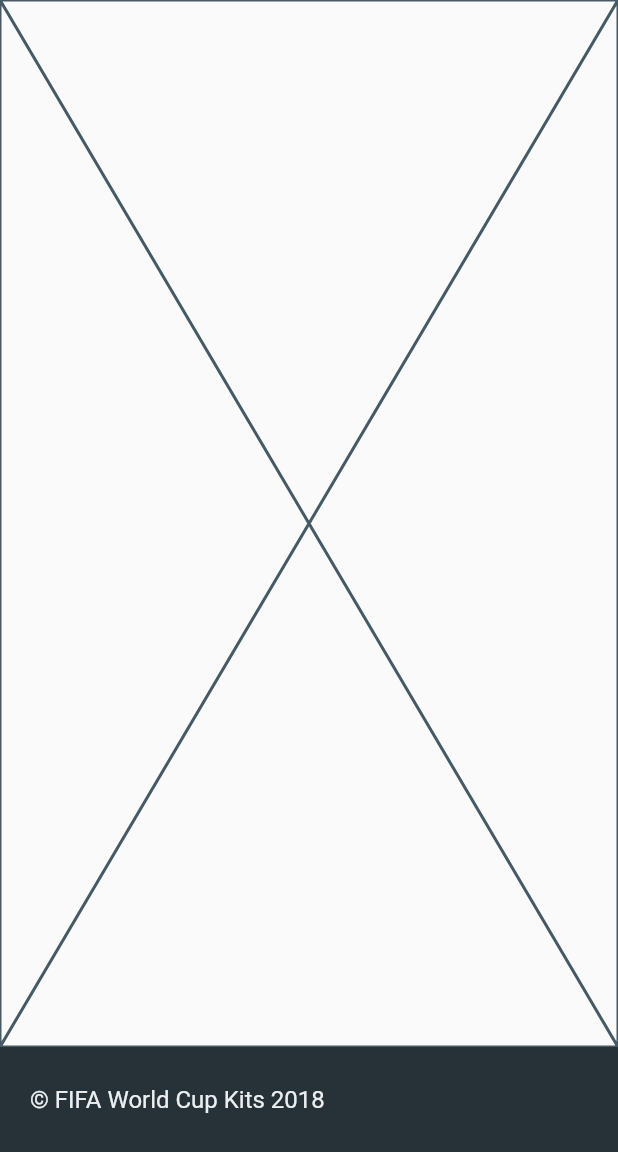
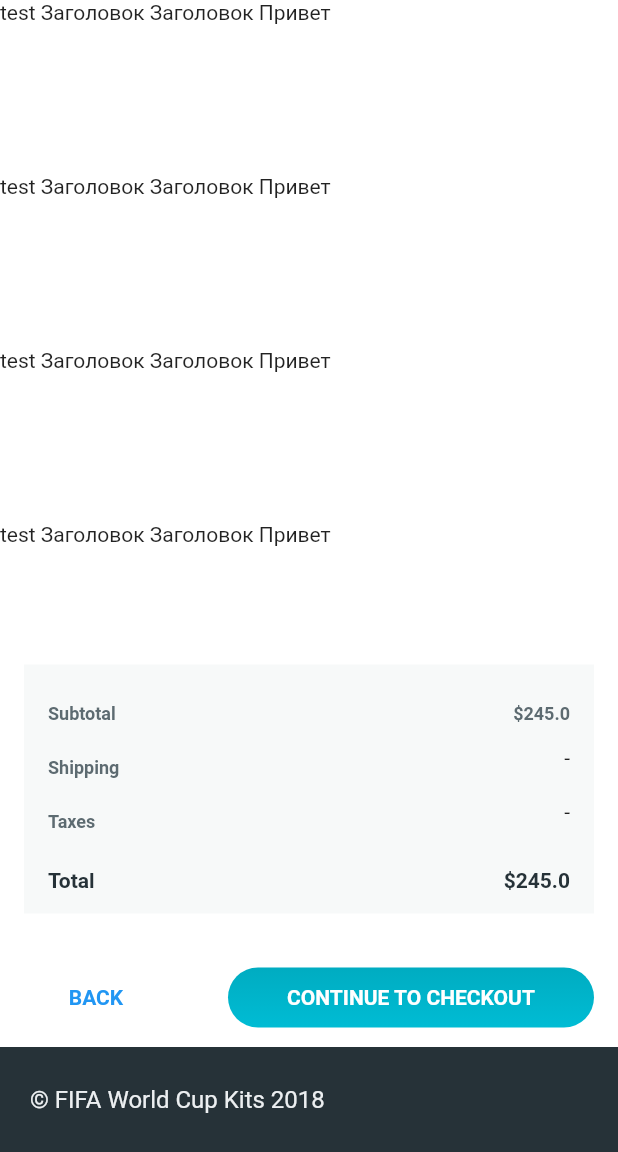
Before and after one commit to Alexander-Elite/tshirts, a Flutter app: the screen it shows after launch, after a tap on an icon or button, on a phone screen of 412 x 824 dp, the part 84-1236 px from its top. Run offline on Flutter 3.47's test engine with Material 2 defaults, Android fonts, the phone set to English and light mode, and no system bars; our stand-ins replace auto_route, dio, flutter_bloc, flutter_svg; network calls fail.

Commit message:
подключен дио

```diff
--- a/lib/models/product.dart
+++ b/lib/models/product.dart
@@ -9,24 +9,20 @@ class Product {
   final String title;
   final String description;
   final double price;
-  final String thumbnail;
+  final String image;
+  final String category;
 
   const Product({
     required this.id,
     required this.title,
     required this.description,
     required this.price,
-    required this.thumbnail,
+    required this.image,
+    required this.category,
   });
 
   factory Product.fromJson(Map<String, dynamic> json) {
-    return Product(
-      id: json['id'],
-      title: json['title'],
-      description: json['description'],
-      price: (json['price'] as num).toDouble(),
-      thumbnail: json['thumbnail'],
-    );
+    return _$ProductFromJson(json);
   }
 
   factory Product.test() {
@@ -35,7 +31,8 @@ class Product {
       title: 'test Заголовок Заголовок Привет',
       description: 'Adidas',
       price: (245).toDouble(),
-      thumbnail:
+      category: "test",
+      image:
           'https://fakestoreapi.com/img/71-3HjGNDUL._AC_SY879._SX._UX._SY._UY_.jpg',
     );
   }
--- a/lib/providers/dio_products_provider.dart
+++ b/lib/providers/dio_products_provider.dart
@@ -1,4 +1,5 @@
-/* import 'package:dio/dio.dart';
+import 'package:dio/dio.dart';
+import 'package:tshirts/models/product.dart';
 
 class DioProductsProvider // implements ProductsProvider
 {
@@ -9,22 +10,17 @@ class DioProductsProvider // implements ProductsProvider
 
   // https://fakestoreapi.com/products
 
-  DioProductsProvider()
-  {
-    _dio = Dio(   BaseOptions( baseUrl: 'https://fakestoreapi.com' )  );
-    _dio.interceptors.add(
-        LogInterceptor(
-          responseBody: true,
+  DioProductsProvider() {
+    _dio = Dio(BaseOptions(baseUrl: 'https://fakestoreapi.com'));
+    _dio.interceptors.add(LogInterceptor(
+      responseBody: false,
     ));
   }
 
-
-  @override
-  Future<List<ProductData>> getProducts() async
-  {
-    final response = await _dio.get('/posts');
-    final list = response.data['posts'] as List;
-    return list.map( (postJson) => ArticleData.fromJson(postJson) ).toList();
+  Future<List<Product>> getProducts() async {
+    final response = await _dio.get("/products/category/men's clothing");
+    return (response.data as List)
+        .map((postJson) => Product.fromJson(postJson))
+        .toList();
   }
-
-} */
+}
--- a/lib/screens/cart_screen.dart
+++ b/lib/screens/cart_screen.dart
@@ -1,5 +1,7 @@
 import 'package:auto_route/auto_route.dart';
 import 'package:flutter/material.dart';
+import 'package:tshirts/models/product.dart';
+import 'package:tshirts/theme.dart';
 
 @RoutePage()
 class CartScreen extends StatelessWidget {
@@ -7,6 +9,136 @@ class CartScreen extends StatelessWidget {
 
   @override
   Widget build(BuildContext context) {
-    return const Placeholder();
+    final Product prod = Product.test();
+    return Scaffold(
+      backgroundColor: ThemeColors.scaffold,
+      body: ListView(
+        children: [
+          Text(prod.title),
+          SizedBox(
+            height: 100,
+          ),
+          Text(prod.title),
+          SizedBox(
+            height: 100,
+          ),
+          Text(prod.title),
+          SizedBox(
+            height: 100,
+          ),
+          Text(prod.title),
+          SizedBox(
+            height: 100,
+          ),
+          Text(prod.title),
+          SizedBox(
+            height: 100,
+          ),
+          Text(prod.title),
+          SizedBox(
+            height: 100,
+          ),
+        ],
+      ),
+      // color: Color(0xFFF7F9F9),
+      bottomNavigationBar: Container(
+        padding: const EdgeInsets.all(16.0),
+        height: 271,
+        child: Column(
+          children: [
+            Container(
+              color: const Color(0xFFF7F9F9),
+              padding: const EdgeInsets.symmetric(horizontal: 16, vertical: 8),
+              child: Column(children: [
+                Row(
+                  children: [
+                    const Text(
+                      "Subtotal",
+                      style: ThemeFonts.cart1,
+                    ),
+                    const Expanded(
+                      child: Text(""),
+                    ),
+                    Text(
+                      "\$" + prod.price.toString(),
+                      style: ThemeFonts.cart1,
+                    ),
+                  ],
+                ),
+                const Row(
+                  children: [
+                    Text(
+                      "Shipping",
+                      style: ThemeFonts.cart1,
+                    ),
+                    Expanded(
+                      child: Text(""),
+                    ),
+                    Text("-")
+                  ],
+                ),
+                const Row(
+                  children: [
+                    Text(
+                      "Taxes",
+                      style: ThemeFonts.cart1,
+                    ),
+                    Expanded(
+                      child: Text(""),
+                    ),
+                    Text("-")
+                  ],
+                ),
+                Row(
+                  children: [
+                    const Text(
+                      "Total",
+                      style: ThemeFonts.cart2,
+                    ),
+                    const Expanded(
+                      child: Text(""),
+                    ),
+                    Text(
+                      "\$" + prod.price.toString(),
+                      style: ThemeFonts.cart2,
+                    )
+                  ],
+                ),
+              ]),
+            ),
+            const SizedBox(
+              height: 32,
+            ),
+            Row(
+              children: [
+                const SizedBox(
+                  width: 16,
+                ),
+                TextButton(
+                  onPressed: () {
+                    AutoRouter.of(context).pop();
+                  },
+                  child: const Text(
+                    "BACK",
+                    style: ThemeFonts.cartBack,
+                  ),
+                ),
+                const Expanded(child: Text("")),
+                Container(
+                  height: 40,
+                  width: 244,
+                  alignment: Alignment.center,
+                  decoration: ThemeFonts.cyanButton,
+                  child: const Text(
+                    "CONTINUE TO CHECKOUT",
+                    style: ThemeFonts.cyanButtonText,
+                  ),
+                ),
+              ],
+            )
+          ],
+        ),
+      ),
+    );
   }
 }
--- a/lib/screens/home_screen.dart
+++ b/lib/screens/home_screen.dart
@@ -1,6 +1,8 @@
 import 'package:auto_route/auto_route.dart';
 import 'package:flutter/material.dart';
+import 'package:flutter_bloc/flutter_bloc.dart';
 import 'package:tshirts/models/product.dart';
+import 'package:tshirts/states/productCubit.dart';
 import 'package:tshirts/theme.dart';
 import 'package:tshirts/widgets/head1.dart';
 import 'package:tshirts/widgets/product.dart';
@@ -11,7 +13,6 @@ class HomeScreen extends StatelessWidget {
 
   @override
   Widget build(BuildContext context) {
-    List<Product> prods = [Product.test(), Product.test()];
     return Scaffold(
       backgroundColor: ThemeColors.scaffold,
       body: Column(
@@ -19,14 +20,19 @@ class HomeScreen extends StatelessWidget {
         children: [
           const Head1(),
           Expanded(
-            child: GridView(
-              gridDelegate: const SliverGridDelegateWithFixedCrossAxisCount(
-                  crossAxisCount: 1),
-              // ListView.separated(
-              padding: const EdgeInsets.all(16),
-              children: prods
-                  .map((e) => MyProduct(product: e, onAdd: () {}, cols: true))
-                  .toList(),
+            child: BlocBuilder<ProductCubit, List<Product>>(
+              builder: (context, state) => GridView(
+                gridDelegate: const SliverGridDelegateWithFixedCrossAxisCount(
+                    crossAxisCount: 1),
+                // ListView.separated(
+                padding: const EdgeInsets.all(16),
+                children: (state.isNotEmpty)
+                    ? state
+                        .map((e) =>
+                            MyProduct(product: e, onAdd: () {}, cols: true))
+                        .toList()
+                    : [],
+              ),
             ),
           ),
         ],
@@ -34,3 +40,10 @@ class HomeScreen extends StatelessWidget {
     );
   }
 }
+
+
+/*
+prods
+                  .map((e) => MyProduct(product: e, onAdd: () {}, cols: true))
+                  .toList()
+*/
--- a/lib/screens/main_screen.dart
+++ b/lib/screens/main_screen.dart
@@ -1,6 +1,8 @@
 import 'package:auto_route/auto_route.dart';
 import 'package:flutter/material.dart';
+import 'package:flutter_bloc/flutter_bloc.dart';
 import 'package:flutter_svg/svg.dart';
+import 'package:tshirts/states/productCubit.dart';
 
 import '../auto_route.dart';
 import '../theme.dart';
@@ -11,7 +13,11 @@ class MainScreen extends StatelessWidget {
 
   @override
   Widget build(BuildContext context) {
-    return AutoTabsRouter(
+    return MultiBlocProvider(
+      providers: [
+        BlocProvider(create: (BuildContext context) => ProductCubit())
+      ],
+      child: AutoTabsRouter(
         routes: const [
           HomeRoute(),
           ProductRoute(),
@@ -73,6 +79,7 @@ class MainScreen extends StatelessWidget {
             bottomNavigationBar: const BottomLine(),
           );
         },
+      ),
     );
   }
 }
--- a/lib/screens/product_screen.dart
+++ b/lib/screens/product_screen.dart
@@ -27,7 +27,7 @@ class ProductScreen extends StatelessWidget {
                   width: MediaQuery.of(context).size.width,
                   height: 318,
                   child: Image.network(
-                    prod.thumbnail,
+                    prod.image,
                   ),
                 ),
                 Positioned(
--- /dev/null
+++ b/lib/states/productCubit.dart
@@ -0,0 +1,17 @@
+import 'package:flutter_bloc/flutter_bloc.dart';
+import 'package:tshirts/models/product.dart';
+import 'package:tshirts/providers/dio_products_provider.dart';
+
+class ProductCubit extends Cubit<List<Product>> {
+  final _provider = DioProductsProvider();
+
+  ProductCubit() : super([]) {
+    loadProducts();
+  }
+
+  void loadProducts() async {
+    List<Product> list = await _provider.getProducts();
+    print(list);
+    emit(list);
+  }
+}
--- a/lib/theme.dart
+++ b/lib/theme.dart
@@ -5,9 +5,30 @@ class ThemeColors {
   static const title = Color(0xFF263238);
   static const title2 = Color(0xFF78909C);
   static const srchint = Color(0x55263238);
+  static const cart1 = Color(0xCC37474F);
 }
 
 class ThemeFonts {
+  static const cart1 = TextStyle(
+    fontSize: 12,
+    color: ThemeColors.cart1,
+    fontWeight: FontWeight.w600,
+    height: 3,
+  );
+
+  static const cart2 = TextStyle(
+    fontSize: 14,
+    color: ThemeColors.title,
+    fontWeight: FontWeight.w700,
+    height: 3,
+  );
+
+  static const cartBack = TextStyle(
+    fontSize: 14,
+    color: Color(0xFF2196F3),
+    fontWeight: FontWeight.w700,
+  );
+
   static const r16 = TextStyle(
     fontSize: 16,
     color: ThemeColors.title,
--- a/lib/widgets/also_like.dart
+++ b/lib/widgets/also_like.dart
@@ -14,7 +14,7 @@ class AlsoLike extends StatelessWidget {
         height: 168,
         width: 168,
         child: Image.network(
-          prod.thumbnail,
+          prod.image,
           width: 148,
           height: 148,
         ),
--- a/lib/widgets/product.dart
+++ b/lib/widgets/product.dart
@@ -54,7 +54,7 @@ class Product1Widget extends StatelessWidget {
             height: 112,
             child: Positioned.fill(
               child: Image.network(
-                product.thumbnail,
+                product.image,
                 height: 112,
                 width: 112,
                 alignment: Alignment.centerLeft,
@@ -124,7 +124,7 @@ class Product2Widget extends StatelessWidget {
               height: 162,
               child: Positioned.fill(
                 child: Image.network(
-                  product.thumbnail,
+                  product.image,
                   alignment: Alignment.center,
                   fit: BoxFit.cover,
                 ),
```
Also changed, not shown: lib/models/product.g.dart. Lines whose indentation alone changed are shown as unchanged.
